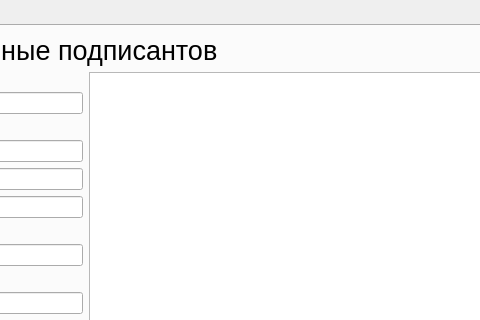
Balyaev-D-A/MFDB, file krreportform.ui: the form before one commit; both pictures show x 422 to 902 and y 0 to 320 of the 1015 by 576 pixel window.
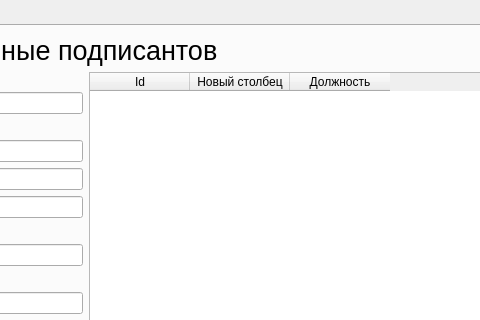
The form after the commit. The open tabs and pages were chosen to show the change. Custom widgets are drawn as their Qt base class.

Patch:
```diff
--- a/krreportform.ui
+++ b/krreportform.ui
@@ -522,7 +522,41 @@
           </layout>
          </item>
          <item>
-          <widget class="QTableWidget" name="tableWidget"/>
+          <widget class="QTableWidget" name="signersTable">
+           <property name="editTriggers">
+            <set>QAbstractItemView::NoEditTriggers</set>
+           </property>
+           <property name="dragEnabled">
+            <bool>true</bool>
+           </property>
+           <property name="dragDropMode">
+            <enum>QAbstractItemView::DragOnly</enum>
+           </property>
+           <property name="selectionMode">
+            <enum>QAbstractItemView::SingleSelection</enum>
+           </property>
+           <property name="selectionBehavior">
+            <enum>QAbstractItemView::SelectRows</enum>
+           </property>
+           <attribute name="verticalHeaderVisible">
+            <bool>false</bool>
+           </attribute>
+           <column>
+            <property name="text">
+             <string>Id</string>
+            </property>
+           </column>
+           <column>
+            <property name="text">
+             <string>Новый столбец</string>
+            </property>
+           </column>
+           <column>
+            <property name="text">
+             <string>Должность</string>
+            </property>
+           </column>
+          </widget>
          </item>
         </layout>
        </item>
@@ -572,6 +606,11 @@
    <extends>QTableWidget</extends>
    <header>dragdroptable.h</header>
   </customwidget>
+  <customwidget>
+   <class>DragDropEdit</class>
+   <extends>QLineEdit</extends>
+   <header>dragdropedit.h</header>
+  </customwidget>
  </customwidgets>
  <resources/>
  <connections/>
```
Left out of the diff: 42 changed lines with no effect on the pictures.
